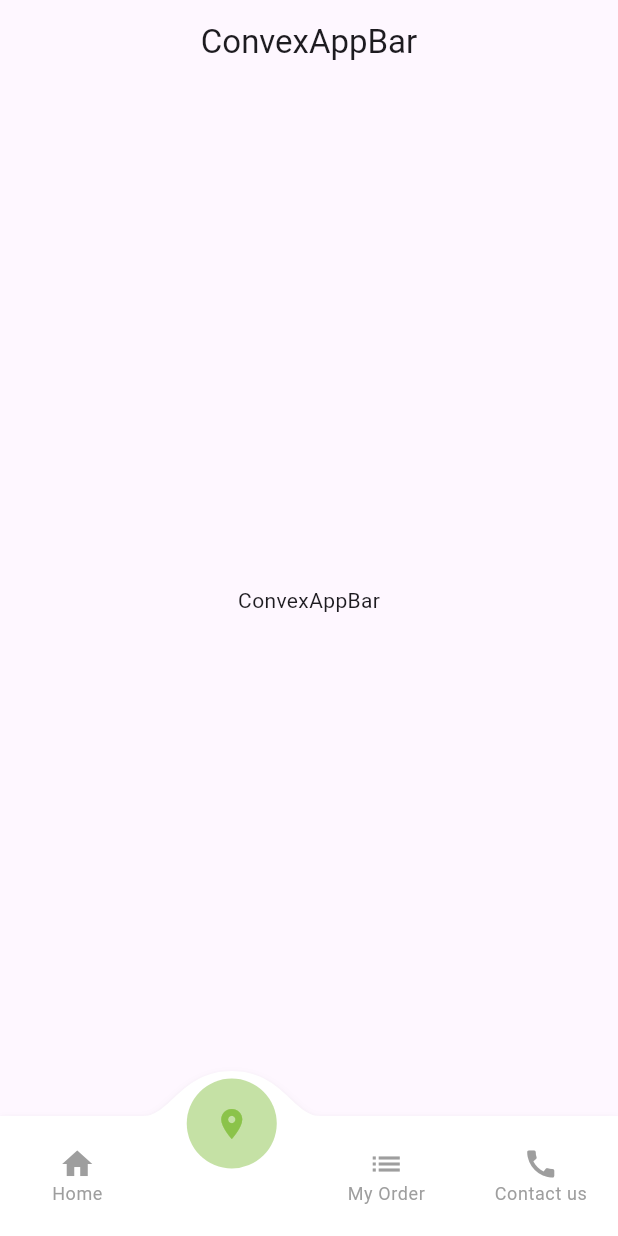
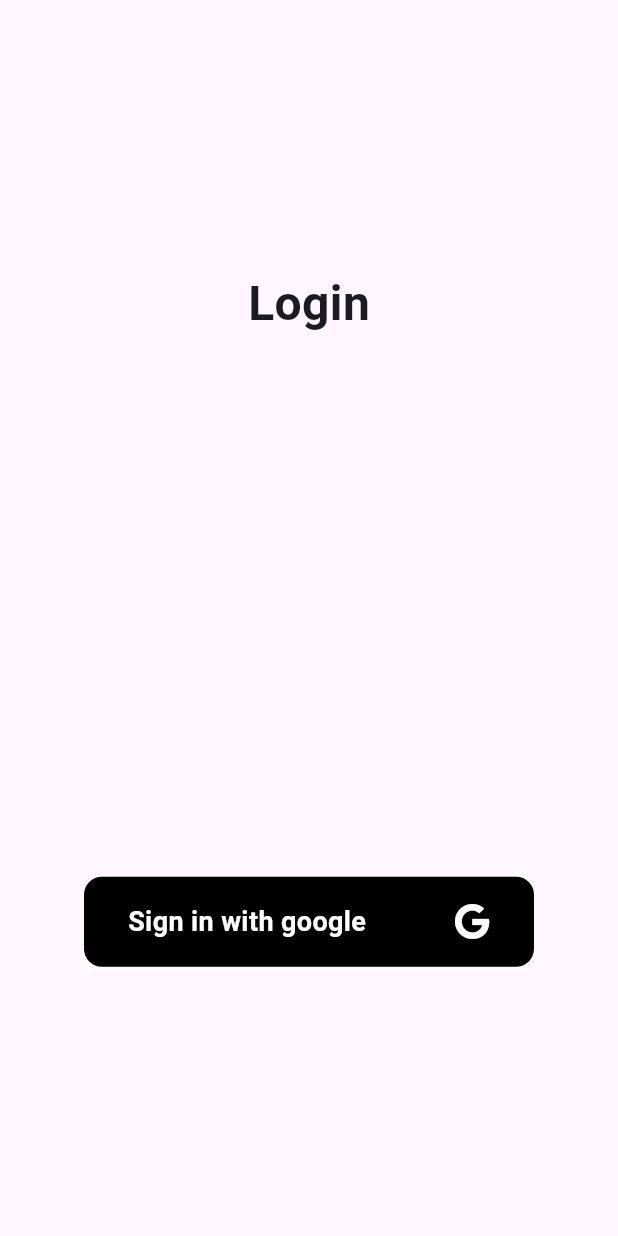
Before and after one commit to A7medhq/sign_in_using_google, a Flutter app: the screen it shows after launch, on a phone screen of 412 x 824 dp. Run offline on Flutter 3.47's test engine with Material 2 defaults, Android fonts, the phone set to English and light mode, and no system bars; drawn by our look-alikes of convex_bottom_bar; our stand-ins replace font_awesome_flutter, google_sign_in.

Commit message:
google sign in

```diff
--- /dev/null
+++ b/lib/google_sign_in_api.dart
@@ -0,0 +1,6 @@
+import 'package:google_sign_in/google_sign_in.dart';
+
+class GoogleSignInApi {
+  static final GoogleSignIn _googleSignIn = GoogleSignIn();
+  static Future<GoogleSignInAccount?> login() => _googleSignIn.signIn();
+}
--- a/lib/main.dart
+++ b/lib/main.dart
@@ -1,5 +1,6 @@
-import 'package:convex_bottom_bar/convex_bottom_bar.dart';
+import 'package:convex_bottom_navigation_bar/google_sign_in_api.dart';
 import 'package:flutter/material.dart';
+import 'package:font_awesome_flutter/font_awesome_flutter.dart';
 
 void main() {
   runApp(const MyApp());
@@ -24,65 +25,61 @@ class MyApp extends StatelessWidget {
 class MyHomePage extends StatefulWidget {
   const MyHomePage({super.key});
 
-
-
-
   @override
   State<MyHomePage> createState() => _MyHomePageState();
 }
 
 class _MyHomePageState extends State<MyHomePage> {
-
-  int selectedIndex= 1;
+  Future signInWithGoogle() async {
+    GoogleSignInApi.login();
+  }
 
   @override
   Widget build(BuildContext context) {
     return Scaffold(
-      appBar: AppBar(title: const Text('ConvexAppBar'),centerTitle: true,),
-      body: const Center(
-          child: Text(
-           'ConvexAppBar'),),
-      bottomNavigationBar: StyleProvider(
-        style: Style(),
-        child: ConvexAppBar(
-          style: TabStyle.reactCircle,
-          backgroundColor: Colors.white,
-          activeColor: Colors.lightGreen.shade200,
-          color: Colors.grey,
-          height: 80,
-          top: -30,
-          curveSize: 90,
-
-          items:  [
-            TabItem(icon:  Icon(Icons.home,color: selectedIndex == 0 ? Colors.lightGreen: Colors.grey,),title: 'Home'),
-            TabItem(icon: Icon(Icons.location_on,color: selectedIndex == 1 ? Colors.lightGreen: Colors.grey,),title: 'Address' ),
-            TabItem(icon:  Icon(Icons.list,color: selectedIndex == 2 ? Colors.lightGreen: Colors.grey,),title: 'My Order' ),
-            TabItem(icon: Icon(Icons.call,color: selectedIndex == 3 ? Colors.lightGreen: Colors.grey,),title: 'Contact us' ),
+      body: Center(
+        child: Column(
+          mainAxisAlignment: MainAxisAlignment.spaceAround,
+          children: [
+            const Text(
+              'Login',
+              style: TextStyle(fontSize: 32, fontWeight: FontWeight.bold),
+            ),
+            Column(
+              children: [
+                Material(
+                  color: Colors.black,
+                  borderRadius: BorderRadius.circular(12),
+                  child: InkWell(
+                    onTap: signInWithGoogle,
+                    borderRadius: BorderRadius.circular(12),
+                    child: const SizedBox(
+                      width: 300,
+                      height: 60,
+                      child: Row(
+                        mainAxisAlignment: MainAxisAlignment.spaceAround,
+                        children: [
+                          Text(
+                            'Sign in with google',
+                            style: TextStyle(
+                                fontSize: 18,
+                                color: Colors.white,
+                                fontWeight: FontWeight.bold),
+                          ),
+                          Icon(
+                            FontAwesomeIcons.google,
+                            color: Colors.white,
+                          )
+                        ],
+                      ),
+                    ),
+                  ),
+                ),
+              ],
+            )
           ],
-          initialActiveIndex: 1,
-          onTap: (int i) {
-            setState(() {
-    selectedIndex = i;
-            });
-    }
-
         ),
       ),
     );
   }
 }
-class Style extends StyleHook {
-  @override
-  double get activeIconSize => 40;
-
-  @override
-  double get activeIconMargin => 15;
-
-  @override
-  double get iconSize => 30;
-
-  @override
-  TextStyle textStyle(Color color, String? fontFamily) {
-    return TextStyle(fontSize: 14, color: color);
-  }
-}
--- a/pubspec.yaml
+++ b/pubspec.yaml
@@ -35,7 +35,10 @@ dependencies:
   # The following adds the Cupertino Icons font to your application.
   # Use with the CupertinoIcons class for iOS style icons.
   cupertino_icons: ^1.0.2
-  convex_bottom_bar: ^3.2.0
+  change_app_package_name: ^1.1.0
+  google_sign_in: ^6.1.4
+  font_awesome_flutter: ^10.4.0
+  flutter_facebook_auth: ^6.0.0
 
 dev_dependencies:
   flutter_test:
```
Also changed, not shown: pubspec.lock, 4 other files.
